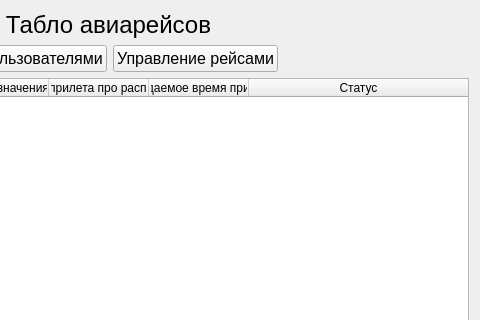
Above: mainwindow.ui from Tweety-sat/Flight-scoreboard before the change; both pictures show x 263 to 743 and y 0 to 320 of the 743 by 513 pixel window. Below: the same form after it.
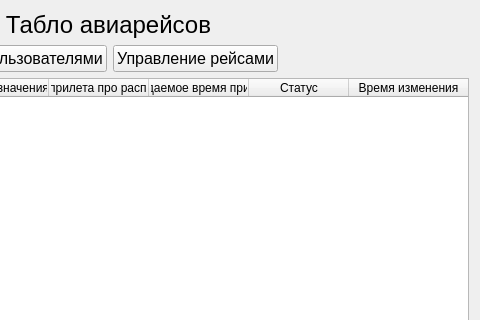
That is the form after the change.

What changed in the file:
```diff
--- a/mainwindow.ui
+++ b/mainwindow.ui
@@ -158,6 +158,14 @@
          <string>Статус</string>
         </property>
        </column>
+       <column>
+        <property name="text">
+         <string>Время изменения</string>
+        </property>
+        <property name="textAlignment">
+         <set>AlignCenter</set>
+        </property>
+       </column>
       </widget>
      </item>
      <item>
```
